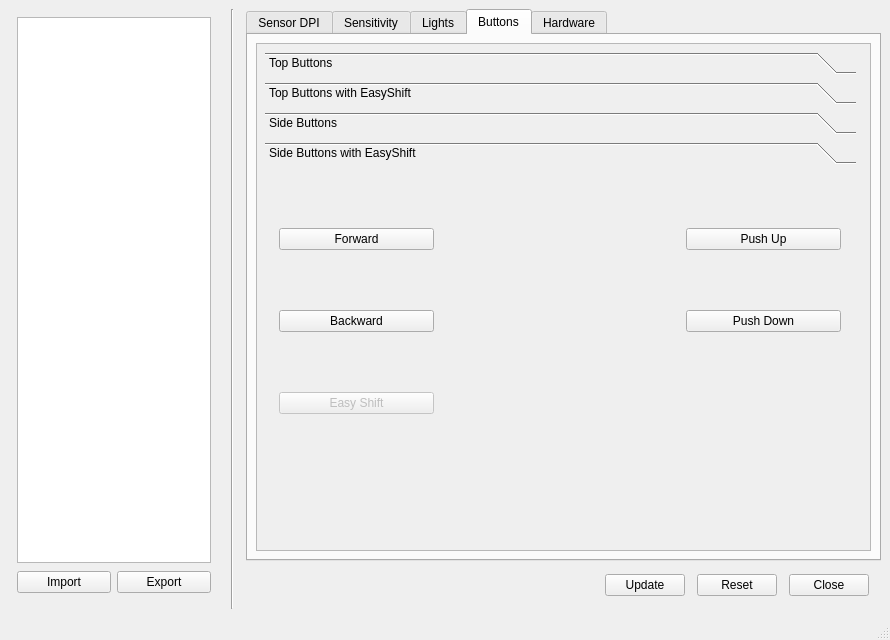
Old version of the form rtmainwindow.ui in the repository britus/RoccatTyon.
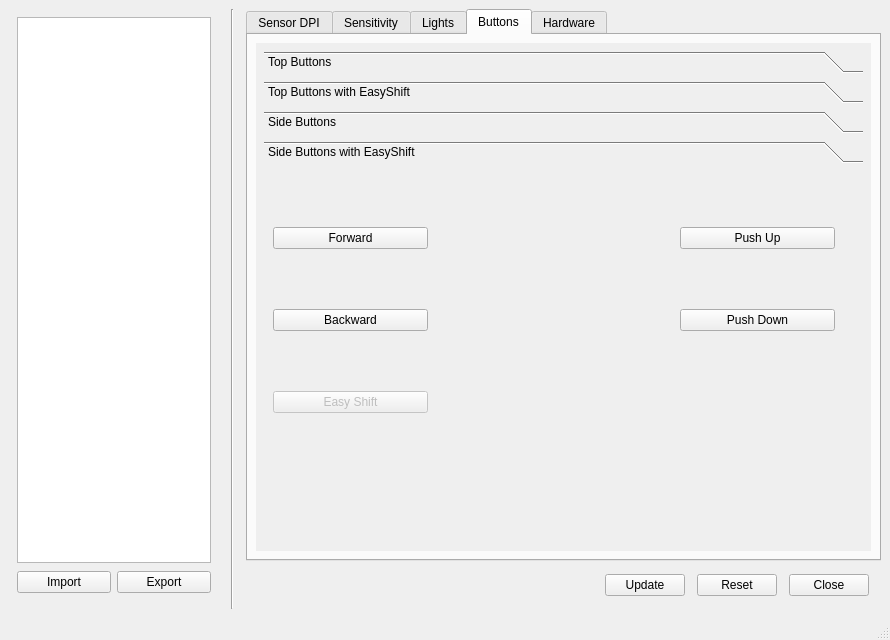
New version of the form. The open tabs and pages were chosen to show the change. Icons and pictures are not drawn.

```diff
--- a/rtmainwindow.ui
+++ b/rtmainwindow.ui
@@ -1196,16 +1196,22 @@
               </property>
               <item>
                <widget class="QScrollArea" name="saMButtons">
+                <property name="frameShape">
+                 <enum>QFrame::Shape::NoFrame</enum>
+                </property>
+                <property name="frameShadow">
+                 <enum>QFrame::Shadow::Plain</enum>
+                </property>
                 <property name="widgetResizable">
-                 <bool>false</bool>
+                 <bool>true</bool>
                 </property>
                 <widget class="QWidget" name="sacMButtons">
                  <property name="geometry">
                   <rect>
                    <x>0</x>
                    <y>0</y>
-                   <width>607</width>
-                   <height>461</height>
+                   <width>609</width>
+                   <height>463</height>
                   </rect>
                  </property>
                  <layout class="QVBoxLayout" name="verticalLayout_10">
@@ -1978,8 +1984,8 @@
                       <rect>
                        <x>0</x>
                        <y>0</y>
-                       <width>580</width>
-                       <height>300</height>
+                       <width>593</width>
+                       <height>319</height>
                       </rect>
                      </property>
                      <attribute name="label">
@@ -2005,19 +2011,6 @@
                        <number>0</number>
                       </property>
                       <item row="0" column="0">
-                       <spacer name="horizontalSpacer_15">
-                        <property name="orientation">
-                         <enum>Qt::Orientation::Horizontal</enum>
-                        </property>
-                        <property name="sizeHint" stdset="0">
-                         <size>
-                          <width>40</width>
-                          <height>20</height>
-                         </size>
-                        </property>
-                       </spacer>
-                      </item>
-                      <item row="0" column="1">
                        <widget class="QWidget" name="pnlSideEasyShift" native="true">
                         <property name="sizePolicy">
                          <sizepolicy hsizetype="Fixed" vsizetype="Fixed">
@@ -2130,20 +2123,7 @@
                         </layout>
                        </widget>
                       </item>
-                      <item row="0" column="2">
-                       <spacer name="horizontalSpacer_14">
-                        <property name="orientation">
-                         <enum>Qt::Orientation::Horizontal</enum>
-                        </property>
-                        <property name="sizeHint" stdset="0">
-                         <size>
-                          <width>40</width>
-                          <height>20</height>
-                         </size>
-                        </property>
-                       </spacer>
-                      </item>
-                      <item row="1" column="1">
+                      <item row="1" column="0">
                        <spacer name="verticalSpacer_5">
                         <property name="orientation">
                          <enum>Qt::Orientation::Vertical</enum>
@@ -2156,6 +2136,19 @@
                         </property>
                        </spacer>
                       </item>
+                      <item row="0" column="1">
+                       <spacer name="horizontalSpacer_14">
+                        <property name="orientation">
+                         <enum>Qt::Orientation::Horizontal</enum>
+                        </property>
+                        <property name="sizeHint" stdset="0">
+                         <size>
+                          <width>40</width>
+                          <height>20</height>
+                         </size>
+                        </property>
+                       </spacer>
+                      </item>
                      </layout>
                     </widget>
                    </widget>
```
Left out of the diff: 157 changed lines with no effect on the pictures.
